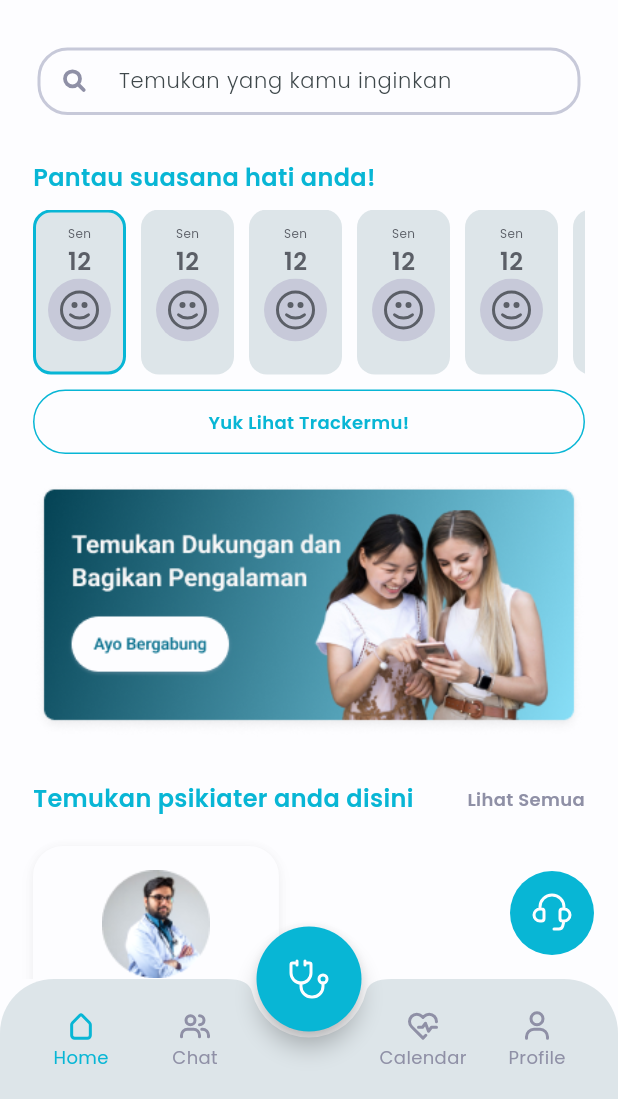
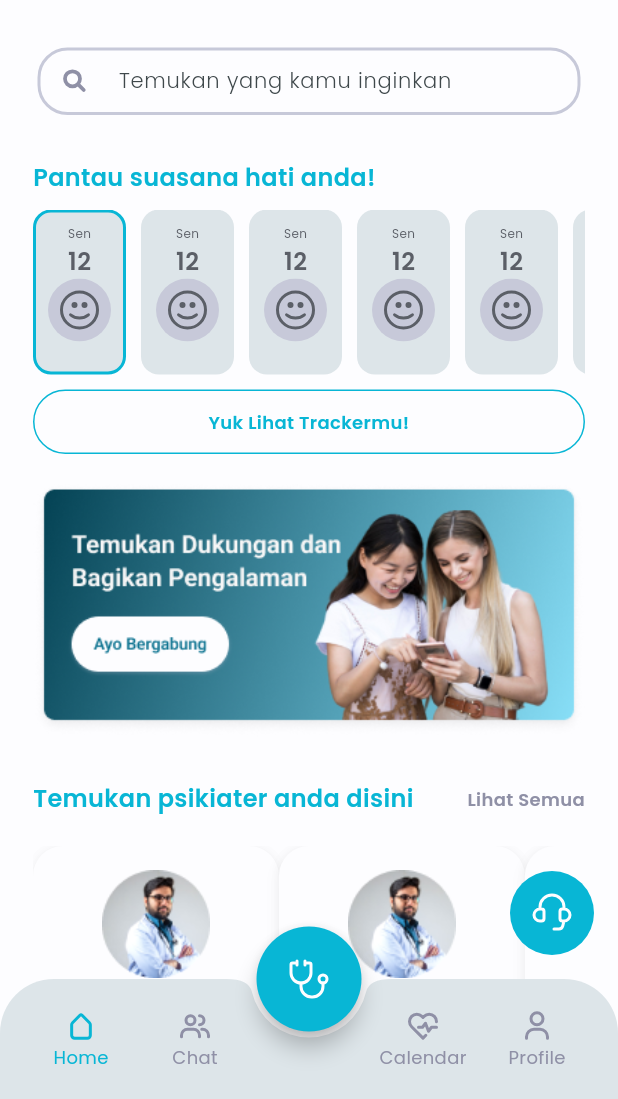
Before and after one commit to Kelompok-6-Capstone-Alterra-2024/mental-health-care-mobile, a Flutter app: the screen it shows after launch, on a phone screen of 412 x 824 dp, the part 137-1236 px from its top. Run offline on Flutter 3.47's test engine with Material 3 defaults, Android fonts, the phone set to English and light mode, and no system bars; our stand-ins replace flutter_svg, gap, get.

Commit message:
feat: create nontification view and styling navbar

```diff
--- a/lib/app/modules/home/notification/views/notification_view.dart
+++ b/lib/app/modules/home/notification/views/notification_view.dart
@@ -1,4 +1,5 @@
 import 'package:flutter/material.dart';
+import 'package:flutter_svg/flutter_svg.dart';
 import 'package:gap/gap.dart';
 
 import 'package:get/get.dart';
@@ -16,6 +17,15 @@ class NotificationView extends GetView<NotificationController> {
         title: Text(
           'Notifikasi',
           style: medium.copyWith(fontSize: 16, color: Primary.darker),
+        ),
+        leading: IconButton(
+          icon: SvgPicture.asset(
+            'assets/icons/Chevron.svg',
+            width: 26,
+          ),
+          onPressed: () {
+            Get.back();
+          },
         ),
         centerTitle: true,
       ),
--- a/lib/app/modules/home/views/components/doctor_card.dart
+++ b/lib/app/modules/home/views/components/doctor_card.dart
@@ -24,6 +24,7 @@ class DoctorCard extends StatelessWidget {
         ],
       ),
       child: Column(
+        mainAxisSize: MainAxisSize.min,
         children: [
           Image.asset('assets/images/doctor.png'),
           const Gap(16),
--- a/lib/app/modules/home/views/home_view.dart
+++ b/lib/app/modules/home/views/home_view.dart
@@ -1,4 +1,3 @@
-import 'package:flutter/cupertino.dart';
 import 'package:flutter/material.dart';
 import 'package:flutter/widgets.dart';
 import 'package:flutter_svg/flutter_svg.dart';
@@ -7,7 +6,6 @@ import 'package:mindease/app/routes/app_pages.dart';
 import 'package:mindease/constant/constant.dart';
 import '../controllers/home_controller.dart';
 import 'package:gap/gap.dart';
-
 import 'components/doctor_card.dart';
 import 'components/mood_card.dart';
 import 'components/music_card.dart';
@@ -58,8 +56,7 @@ class HomeView extends GetView<HomeController> {
                     ),
                     const Gap(32),
                     TextFormField(
-                        style:
-                            light.copyWith(fontSize: 14, color: Neutral.dark3),
+                      style: light.copyWith(fontSize: 14, color: Neutral.dark3),
                       decoration: searchStyle.copyWith(
                           hintText: 'Temukan yang kamu inginkan',
                           prefixIcon: SvgPicture.asset(
@@ -84,7 +81,7 @@ class HomeView extends GetView<HomeController> {
                       style: semiBold.copyWith(
                           fontSize: 16, color: Primary.mainColor),
                     ),
-                      Gap(10),
+                    const Gap(10),
                     SizedBox(
                       height: 110,
                       child: GetBuilder<HomeController>(
@@ -109,7 +106,9 @@ class HomeView extends GetView<HomeController> {
                       ),
                     ),
                     const Gap(10),
-                      Container(
+                    GestureDetector(
+                      onTap: () => Get.toNamed(Routes.MOOD_TRACK),
+                      child: Container(
                         width: double.infinity,
                         padding: const EdgeInsets.all(12),
                         decoration: BoxDecoration(
@@ -120,6 +119,7 @@ class HomeView extends GetView<HomeController> {
                           style: semiBold.copyWith(
                               fontSize: 12, color: Primary.mainColor),
                           textAlign: TextAlign.center,
+                        ),
                       ),
                     ),
                     const Gap(20),
@@ -143,7 +143,16 @@ class HomeView extends GetView<HomeController> {
                     ),
                     const Gap(20),
                     //doctor card
-                      const DoctorCard(),
+                    SizedBox(
+                      height: Get.height * 0.26,
+                      child: ListView.builder(
+                        shrinkWrap: true,
+                        scrollDirection: Axis.horizontal,
+                        itemCount: 3,
+                        itemBuilder: (context, index) {
+                        return const DoctorCard();
+                      }),
+                    ),
                     const Gap(20),
                     Row(
                       mainAxisAlignment: MainAxisAlignment.spaceBetween,
@@ -160,7 +169,14 @@ class HomeView extends GetView<HomeController> {
                         )
                       ],
                     ),
-                      const MusicCard()
+                    ListView.builder(
+                      shrinkWrap: true,
+                      itemCount: 3,
+                      physics: const NeverScrollableScrollPhysics(),
+                      itemBuilder: (context, index) {
+                        return MusicCard();
+                      },
+                      )
                   ],
                 ),
               )
@@ -172,8 +188,11 @@ class HomeView extends GetView<HomeController> {
         heroTag: 'therapy',
         shape: const CircleBorder(),
         elevation: 0,
-          onPressed: () {},
+        onPressed: () {
+          Get.toNamed(Routes.AI_CHAT);
+        },
         child: SvgPicture.asset('assets/icons/HeadsetMic.svg'),
-        ));
+      ),
+    );
   }
 }
--- a/lib/app/modules/navigation/views/navigation_view.dart
+++ b/lib/app/modules/navigation/views/navigation_view.dart
@@ -38,6 +38,11 @@ class NavigationView extends GetView<NavigationController> {
             shape: const CircularNotchedRectangle(),
             notchMargin: 4,
             clipBehavior: Clip.antiAlias,
+            child: Theme(
+              data: Theme.of(context).copyWith(
+                splashColor: Colors.transparent,
+                highlightColor: Colors.transparent,
+              ),
               child: BottomNavigationBar(
                 currentIndex: controller.selectedIndex.value,
                 onTap: controller.changeIndex,
@@ -96,6 +101,7 @@ class NavigationView extends GetView<NavigationController> {
             ),
           ),
         ),
+      ),
       body: Obx(() => controller.screen[controller.selectedIndex.value]),
     );
   }
```
Lines whose indentation alone changed are shown as unchanged.
